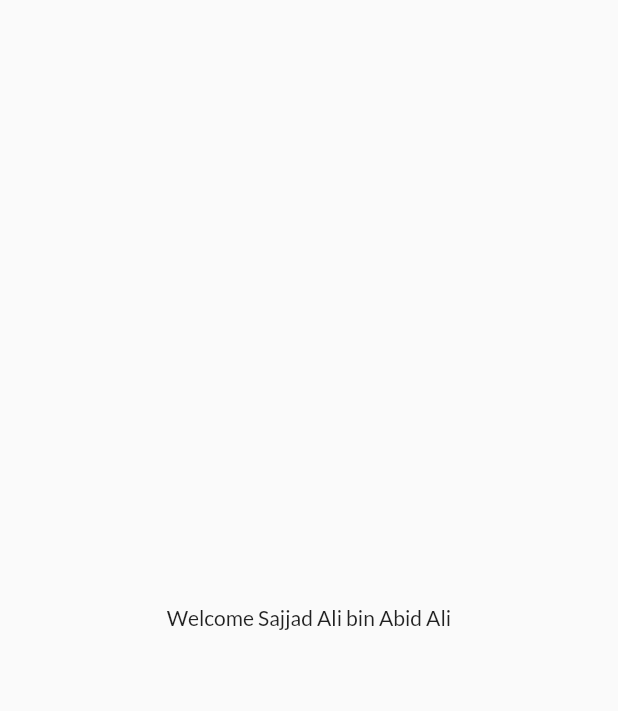
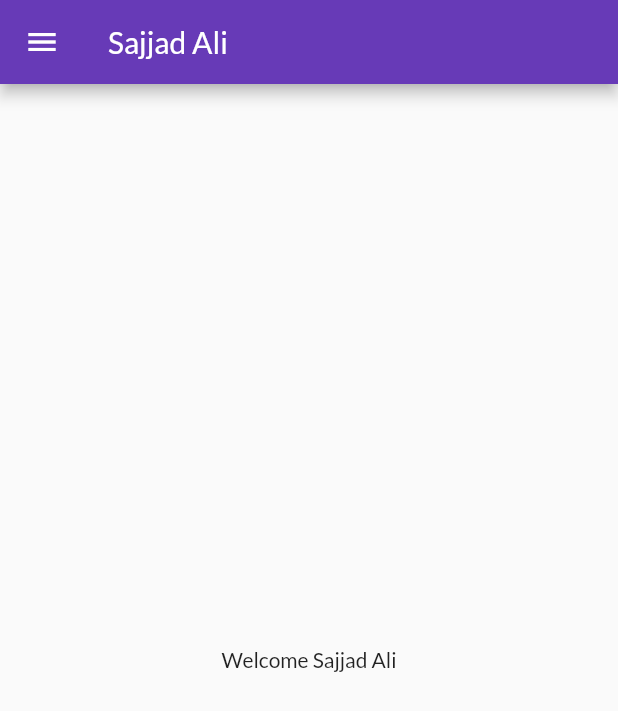
Before and after one commit to SajjadAli9470/letfirst, a Flutter app: the HomePage screen opened by its route, on a phone screen of 412 x 824 dp. Shown: the top 711 px of the screen. Run offline on Flutter 3.47's test engine with Material 2 defaults, Android fonts, the phone set to English and light mode, and no system bars; our stand-ins replace google_fonts.

Commit message:
commit day 6

```diff
--- a/firstproject/lib/pages/home_page.dart
+++ b/firstproject/lib/pages/home_page.dart
@@ -3,16 +3,19 @@
 import 'package:flutter/material.dart';
 
 class HomePage extends StatelessWidget {
-  String name = "Sajjad Ali bin Abid Ali";
+  String name = "Sajjad Ali";
   @override
   Widget build(BuildContext context) {
     return Scaffold(
+      appBar: AppBar(
+        title: Text("Sajjad Ali"),
+      ),
       body: Center(
         child: Container(
           child: Text("Welcome $name"),
         ),
       ),
-      // drawer: Drawer(),
+      drawer: Drawer(),
     );
   }
 }
```
Also changed, not shown: firstproject/lib/pages/login_page.dart (+38 -10 lines).
